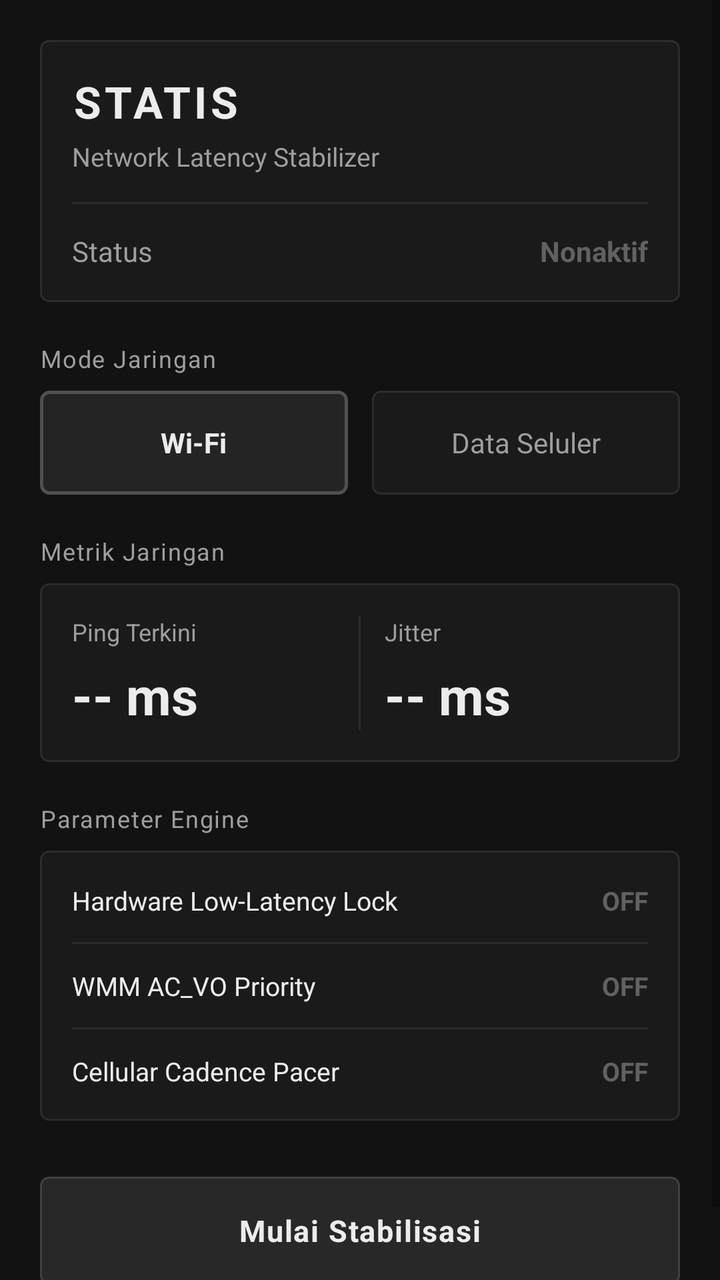
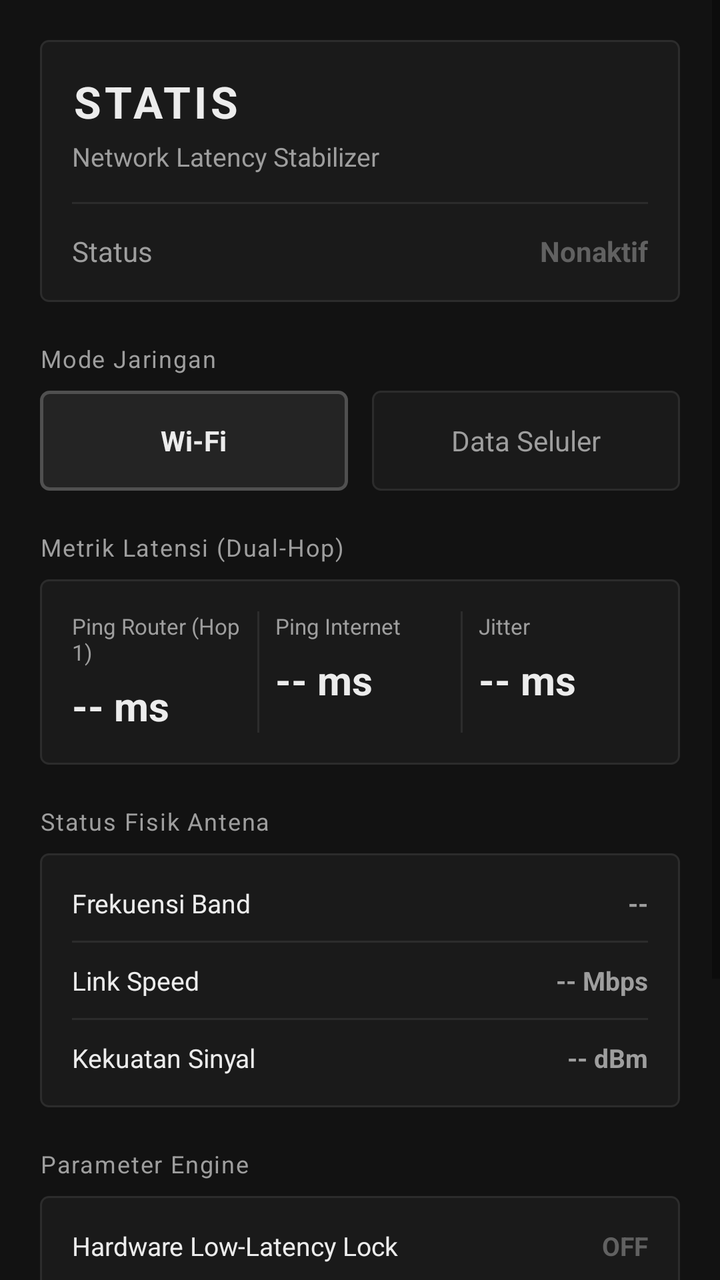

Compare the two renders of this Android layout. The source of the first and the diff that turns it into the second are given below.
<!-- AndroidManifest.xml: application theme Theme.Statis -->
<!-- res/layout/activity_main.xml -->
<?xml version="1.0" encoding="utf-8"?>
<ScrollView xmlns:android="http://schemas.android.com/apk/res/android"
    android:layout_width="match_parent"
    android:layout_height="match_parent"
    android:background="@color/bg_screen"
    android:fillViewport="true">

    <LinearLayout
        android:layout_width="match_parent"
        android:layout_height="wrap_content"
        android:orientation="vertical"
        android:padding="20dp">

        
        <LinearLayout
            android:layout_width="match_parent"
            android:layout_height="wrap_content"
            android:background="@drawable/bg_card"
            android:orientation="vertical"
            android:padding="16dp">

            <TextView
                android:id="@+id/tvAppTitle"
                android:layout_width="wrap_content"
                android:layout_height="wrap_content"
                android:text="@string/title_app"
                android:textColor="@color/text_high_contrast"
                android:textSize="22sp"
                android:textStyle="bold"
                android:letterSpacing="0.08" />

            <TextView
                android:id="@+id/tvAppSubtitle"
                android:layout_width="wrap_content"
                android:layout_height="wrap_content"
                android:layout_marginTop="4dp"
                android:text="@string/subtitle_app"
                android:textColor="@color/text_medium_contrast"
                android:textSize="13sp" />

            <View
                android:layout_width="match_parent"
                android:layout_height="1dp"
                android:layout_marginTop="14dp"
                android:layout_marginBottom="14dp"
                android:background="@color/card_border" />

            <LinearLayout
                android:layout_width="match_parent"
                android:layout_height="wrap_content"
                android:gravity="center_vertical"
                android:orientation="horizontal">

                <TextView
                    android:layout_width="0dp"
                    android:layout_height="wrap_content"
                    android:layout_weight="1"
                    android:text="@string/status_label"
                    android:textColor="@color/text_medium_contrast"
                    android:textSize="14sp" />

                <TextView
                    android:id="@+id/tvEngineStatus"
                    android:layout_width="wrap_content"
                    android:layout_height="wrap_content"
                    android:text="@string/status_inactive"
                    android:textColor="@color/text_dim"
                    android:textSize="14sp"
                    android:textStyle="bold" />
            </LinearLayout>
        </LinearLayout>

        
        <TextView
            android:layout_width="wrap_content"
            android:layout_height="wrap_content"
            android:layout_marginTop="20dp"
            android:layout_marginBottom="8dp"
            android:text="@string/section_mode"
            android:textColor="@color/text_medium_contrast"
            android:textSize="12sp"
            android:letterSpacing="0.05" />

        <LinearLayout
            android:layout_width="match_parent"
            android:layout_height="wrap_content"
            android:orientation="horizontal">

            <FrameLayout
                android:id="@+id/btnModeWifi"
                android:layout_width="0dp"
                android:layout_height="52dp"
                android:layout_marginEnd="6dp"
                android:layout_weight="1"
                android:background="@drawable/bg_card_selected"
                android:clickable="true"
                android:focusable="true">

                <TextView
                    android:id="@+id/tvModeWifi"
                    android:layout_width="wrap_content"
                    android:layout_height="wrap_content"
                    android:layout_gravity="center"
                    android:text="@string/mode_wifi"
                    android:textColor="@color/text_high_contrast"
                    android:textSize="14sp"
                    android:textStyle="bold" />
            </FrameLayout>

            <FrameLayout
                android:id="@+id/btnModeCellular"
                android:layout_width="0dp"
                android:layout_height="52dp"
                android:layout_marginStart="6dp"
                android:layout_weight="1"
                android:background="@drawable/bg_card"
                android:clickable="true"
                android:focusable="true">

                <TextView
                    android:id="@+id/tvModeCellular"
                    android:layout_width="wrap_content"
                    android:layout_height="wrap_content"
                    android:layout_gravity="center"
                    android:text="@string/mode_cellular"
                    android:textColor="@color/text_medium_contrast"
                    android:textSize="14sp" />
            </FrameLayout>
        </LinearLayout>

        
        <TextView
            android:layout_width="wrap_content"
            android:layout_height="wrap_content"
            android:layout_marginTop="20dp"
            android:layout_marginBottom="8dp"
            android:text="@string/section_metrics"
            android:textColor="@color/text_medium_contrast"
            android:textSize="12sp"
            android:letterSpacing="0.05" />

        <LinearLayout
            android:layout_width="match_parent"
            android:layout_height="wrap_content"
            android:background="@drawable/bg_card"
            android:orientation="horizontal"
            android:padding="16dp">

            <LinearLayout
                android:layout_width="0dp"
                android:layout_height="wrap_content"
                android:layout_weight="1"
                android:orientation="vertical">

                <TextView
                    android:layout_width="wrap_content"
                    android:layout_height="wrap_content"
                    android:text="@string/metric_ping_title"
                    android:textColor="@color/text_medium_contrast"
                    android:textSize="12sp" />

                <TextView
                    android:id="@+id/tvPingValue"
                    android:layout_width="wrap_content"
                    android:layout_height="wrap_content"
                    android:layout_marginTop="6dp"
                    android:text="@string/metric_ping_default"
                    android:textColor="@color/text_high_contrast"
                    android:textSize="26sp"
                    android:textStyle="bold" />
            </LinearLayout>

            <View
                android:layout_width="1dp"
                android:layout_height="match_parent"
                android:layout_marginStart="12dp"
                android:layout_marginEnd="12dp"
                android:background="@color/card_border" />

            <LinearLayout
                android:layout_width="0dp"
                android:layout_height="wrap_content"
                android:layout_weight="1"
                android:orientation="vertical">

                <TextView
                    android:layout_width="wrap_content"
                    android:layout_height="wrap_content"
                    android:text="@string/metric_jitter_title"
                    android:textColor="@color/text_medium_contrast"
                    android:textSize="12sp" />

                <TextView
                    android:id="@+id/tvJitterValue"
                    android:layout_width="wrap_content"
                    android:layout_height="wrap_content"
                    android:layout_marginTop="6dp"
                    android:text="@string/metric_jitter_default"
                    android:textColor="@color/text_high_contrast"
                    android:textSize="26sp"
                    android:textStyle="bold" />
            </LinearLayout>
        </LinearLayout>

        
        <TextView
            android:layout_width="wrap_content"
            android:layout_height="wrap_content"
            android:layout_marginTop="20dp"
            android:layout_marginBottom="8dp"
            android:text="@string/section_parameters"
            android:textColor="@color/text_medium_contrast"
            android:textSize="12sp"
            android:letterSpacing="0.05" />

        <LinearLayout
            android:layout_width="match_parent"
            android:layout_height="wrap_content"
            android:background="@drawable/bg_card"
            android:orientation="vertical"
            android:padding="16dp">

            
            <LinearLayout
                android:layout_width="match_parent"
                android:layout_height="wrap_content"
                android:orientation="horizontal">

                <TextView
                    android:layout_width="0dp"
                    android:layout_height="wrap_content"
                    android:layout_weight="1"
                    android:text="@string/param_hardware_lock"
                    android:textColor="@color/text_high_contrast"
                    android:textSize="13sp" />

                <TextView
                    android:id="@+id/tvParamHardwareLock"
                    android:layout_width="wrap_content"
                    android:layout_height="wrap_content"
                    android:text="@string/state_off"
                    android:textColor="@color/text_dim"
                    android:textSize="13sp"
                    android:textStyle="bold" />
            </LinearLayout>

            <View
                android:layout_width="match_parent"
                android:layout_height="1dp"
                android:layout_marginTop="12dp"
                android:layout_marginBottom="12dp"
                android:background="@color/card_border" />

            
            <LinearLayout
                android:layout_width="match_parent"
                android:layout_height="wrap_content"
                android:orientation="horizontal">

                <TextView
                    android:layout_width="0dp"
                    android:layout_height="wrap_content"
                    android:layout_weight="1"
                    android:text="@string/param_ac_vo"
                    android:textColor="@color/text_high_contrast"
                    android:textSize="13sp" />

                <TextView
                    android:id="@+id/tvParamAcVo"
                    android:layout_width="wrap_content"
                    android:layout_height="wrap_content"
                    android:text="@string/state_off"
                    android:textColor="@color/text_dim"
                    android:textSize="13sp"
                    android:textStyle="bold" />
            </LinearLayout>

            <View
                android:layout_width="match_parent"
                android:layout_height="1dp"
                android:layout_marginTop="12dp"
                android:layout_marginBottom="12dp"
                android:background="@color/card_border" />

            
            <LinearLayout
                android:layout_width="match_parent"
                android:layout_height="wrap_content"
                android:orientation="horizontal">

                <TextView
                    android:layout_width="0dp"
                    android:layout_height="wrap_content"
                    android:layout_weight="1"
                    android:text="@string/param_anti_drx"
                    android:textColor="@color/text_high_contrast"
                    android:textSize="13sp" />

                <TextView
                    android:id="@+id/tvParamAntiDrx"
                    android:layout_width="wrap_content"
                    android:layout_height="wrap_content"
                    android:text="@string/state_off"
                    android:textColor="@color/text_dim"
                    android:textSize="13sp"
                    android:textStyle="bold" />
            </LinearLayout>
        </LinearLayout>

        
        <FrameLayout
            android:id="@+id/btnToggleEngine"
            android:layout_width="match_parent"
            android:layout_height="54dp"
            android:layout_marginTop="28dp"
            android:layout_marginBottom="16dp"
            android:background="@drawable/bg_button"
            android:clickable="true"
            android:focusable="true">

            <TextView
                android:id="@+id/tvButtonAction"
                android:layout_width="wrap_content"
                android:layout_height="wrap_content"
                android:layout_gravity="center"
                android:text="@string/action_start"
                android:textColor="@color/text_high_contrast"
                android:textSize="15sp"
                android:textStyle="bold"
                android:letterSpacing="0.04" />
        </FrameLayout>

    </LinearLayout>
</ScrollView>
<!-- resources referenced by this layout -->
<resources>
  <color name="bg_screen">#121212</color>
  <color name="card_border">#2C2C2C</color>
  <color name="text_dim">#616161</color>
  <color name="text_high_contrast">#ECECEC</color>
  <color name="text_medium_contrast">#9E9E9E</color>
  <!-- drawable bg_button (drawable) -->
  <?xml version="1.0" encoding="utf-8"?>
  <shape xmlns:android="http://schemas.android.com/apk/res/android"
      android:shape="rectangle">
      <solid android:color="@color/btn_start_bg" />
      <stroke
          android:width="1dp"
          android:color="@color/btn_start_stroke" />
      <corners android:radius="4dp" />
  </shape>
  <!-- drawable bg_card (drawable) -->
  <?xml version="1.0" encoding="utf-8"?>
  <shape xmlns:android="http://schemas.android.com/apk/res/android"
      android:shape="rectangle">
      <solid android:color="@color/card_surface" />
      <stroke
          android:width="1dp"
          android:color="@color/card_border" />
      <corners android:radius="4dp" />
  </shape>
  <!-- drawable bg_card_selected (drawable) -->
  <?xml version="1.0" encoding="utf-8"?>
  <shape xmlns:android="http://schemas.android.com/apk/res/android"
      android:shape="rectangle">
      <solid android:color="#242424" />
      <stroke
          android:width="1.5dp"
          android:color="@color/card_border_selected" />
      <corners android:radius="4dp" />
  </shape>
  <string name="action_start">Mulai Stabilisasi</string>
  <string name="metric_jitter_default">-- ms</string>
  <string name="metric_jitter_title">Jitter</string>
  <string name="metric_ping_default">-- ms</string>
  <string name="metric_ping_title">Ping Terkini</string>
  <string name="mode_cellular">Data Seluler</string>
  <string name="mode_wifi">Wi-Fi</string>
  <string name="param_ac_vo">WMM AC_VO Priority</string>
  <string name="param_anti_drx">Cellular Cadence Pacer</string>
  <string name="param_hardware_lock">Hardware Low-Latency Lock</string>
  <string name="section_metrics">Metrik Jaringan</string>
  <string name="section_mode">Mode Jaringan</string>
  <string name="section_parameters">Parameter Engine</string>
  <string name="state_off">OFF</string>
  <string name="status_inactive">Nonaktif</string>
  <string name="status_label">Status</string>
  <string name="subtitle_app">Network Latency Stabilizer</string>
  <string name="title_app">STATIS</string>
  <style name="Theme.Statis" parent="Theme.MaterialComponents.DayNight.NoActionBar">
          
          <item name="colorPrimary">@color/card_surface</item>
          <item name="colorPrimaryVariant">@color/bg_screen</item>
          <item name="colorOnPrimary">@color/text_high_contrast</item>
  
          <item name="colorSecondary">@color/card_border_selected</item>
          <item name="colorSecondaryVariant">@color/card_border</item>
          <item name="colorOnSecondary">@color/text_high_contrast</item>
  
          
          <item name="android:statusBarColor">@color/bg_screen</item>
          <item name="android:navigationBarColor">@color/bg_screen</item>
          <item name="android:windowLightStatusBar">false</item>
          <item name="android:windowBackground">@color/bg_screen</item>
      </style>
  <color name="btn_start_bg">#282828</color>
  <color name="btn_start_stroke">#404040</color>
  <color name="card_surface">#1A1A1A</color>
  <color name="card_border_selected">#505050</color>
</resources>

<!-- the commit's change to res/layout/activity_main.xml (unified diff, before → after) -->
@@ -89,7 +89,7 @@
             <FrameLayout
                 android:id="@+id/btnModeWifi"
                 android:layout_width="0dp"
-                android:layout_height="52dp"
+                android:layout_height="50dp"
                 android:layout_marginEnd="6dp"
                 android:layout_weight="1"
                 android:background="@drawable/bg_card_selected"
@@ -110,7 +110,7 @@
             <FrameLayout
                 android:id="@+id/btnModeCellular"
                 android:layout_width="0dp"
-                android:layout_height="52dp"
+                android:layout_height="50dp"
                 android:layout_marginStart="6dp"
                 android:layout_weight="1"
                 android:background="@drawable/bg_card"
@@ -146,6 +146,7 @@
             android:orientation="horizontal"
             android:padding="16dp">
 
+            
             <LinearLayout
                 android:layout_width="0dp"
                 android:layout_height="wrap_content"
@@ -155,28 +156,29 @@
                 <TextView
                     android:layout_width="wrap_content"
                     android:layout_height="wrap_content"
-                    android:text="@string/metric_ping_title"
-                    android:textColor="@color/text_medium_contrast"
-                    android:textSize="12sp" />
-
-                <TextView
-                    android:id="@+id/tvPingValue"
+                    android:text="@string/metric_router_title"
+                    android:textColor="@color/text_medium_contrast"
+                    android:textSize="11sp" />
+
+                <TextView
+                    android:id="@+id/tvRouterPingValue"
                     android:layout_width="wrap_content"
                     android:layout_height="wrap_content"
                     android:layout_marginTop="6dp"
-                    android:text="@string/metric_ping_default"
-                    android:textColor="@color/text_high_contrast"
-                    android:textSize="26sp"
+                    android:text="@string/metric_default"
+                    android:textColor="@color/text_high_contrast"
+                    android:textSize="20sp"
                     android:textStyle="bold" />
             </LinearLayout>
 
             <View
                 android:layout_width="1dp"
                 android:layout_height="match_parent"
-                android:layout_marginStart="12dp"
-                android:layout_marginEnd="12dp"
-                android:background="@color/card_border" />
-
+                android:layout_marginStart="8dp"
+                android:layout_marginEnd="8dp"
+                android:background="@color/card_border" />
+
+            
             <LinearLayout
                 android:layout_width="0dp"
                 android:layout_height="wrap_content"
@@ -186,18 +188,152 @@
                 <TextView
                     android:layout_width="wrap_content"
                     android:layout_height="wrap_content"
+                    android:text="@string/metric_internet_title"
+                    android:textColor="@color/text_medium_contrast"
+                    android:textSize="11sp" />
+
+                <TextView
+                    android:id="@+id/tvInternetPingValue"
+                    android:layout_width="wrap_content"
+                    android:layout_height="wrap_content"
+                    android:layout_marginTop="6dp"
+                    android:text="@string/metric_default"
+                    android:textColor="@color/text_high_contrast"
+                    android:textSize="20sp"
+                    android:textStyle="bold" />
+            </LinearLayout>
+
+            <View
+                android:layout_width="1dp"
+                android:layout_height="match_parent"
+                android:layout_marginStart="8dp"
+                android:layout_marginEnd="8dp"
+                android:background="@color/card_border" />
+
+            
+            <LinearLayout
+                android:layout_width="0dp"
+                android:layout_height="wrap_content"
+                android:layout_weight="1"
+                android:orientation="vertical">
+
+                <TextView
+                    android:layout_width="wrap_content"
+                    android:layout_height="wrap_content"
                     android:text="@string/metric_jitter_title"
                     android:textColor="@color/text_medium_contrast"
-                    android:textSize="12sp" />
+                    android:textSize="11sp" />
 
                 <TextView
                     android:id="@+id/tvJitterValue"
                     android:layout_width="wrap_content"
                     android:layout_height="wrap_content"
                     android:layout_marginTop="6dp"
-                    android:text="@string/metric_jitter_default"
-                    android:textColor="@color/text_high_contrast"
-                    android:textSize="26sp"
+                    android:text="@string/metric_default"
+                    android:textColor="@color/text_high_contrast"
+                    android:textSize="20sp"
+                    android:textStyle="bold" />
+            </LinearLayout>
+        </LinearLayout>
+
+        
+        <TextView
+            android:layout_width="wrap_content"
+            android:layout_height="wrap_content"
+            android:layout_marginTop="20dp"
+            android:layout_marginBottom="8dp"
+            android:text="@string/section_radio"
+            android:textColor="@color/text_medium_contrast"
+            android:textSize="12sp"
+            android:letterSpacing="0.05" />
+
+        <LinearLayout
+            android:layout_width="match_parent"
+            android:layout_height="wrap_content"
+            android:background="@drawable/bg_card"
+            android:orientation="vertical"
+            android:padding="16dp">
+
+            <LinearLayout
+                android:layout_width="match_parent"
+                android:layout_height="wrap_content"
+                android:orientation="horizontal">
+
+                <TextView
+                    android:layout_width="0dp"
+                    android:layout_height="wrap_content"
+                    android:layout_weight="1"
+                    android:text="@string/param_band"
+                    android:textColor="@color/text_high_contrast"
+                    android:textSize="13sp" />
+
+                <TextView
+                    android:id="@+id/tvBandValue"
+                    android:layout_width="wrap_content"
+                    android:layout_height="wrap_content"
+                    android:text="--"
+                    android:textColor="@color/text_medium_contrast"
+                    android:textSize="13sp"
+                    android:textStyle="bold" />
+            </LinearLayout>
+
+            <View
+                android:layout_width="match_parent"
+                android:layout_height="1dp"
+                android:layout_marginTop="10dp"
+                android:layout_marginBottom="10dp"
+                android:background="@color/card_border" />
+
+            <LinearLayout
+                android:layout_width="match_parent"
+                android:layout_height="wrap_content"
+                android:orientation="horizontal">
+
+                <TextView
+                    android:layout_width="0dp"
+                    android:layout_height="wrap_content"
+                    android:layout_weight="1"
+                    android:text="@string/param_link_speed"
+                    android:textColor="@color/text_high_contrast"
+                    android:textSize="13sp" />
+
+                <TextView
+                    android:id="@+id/tvLinkSpeedValue"
+                    android:layout_width="wrap_content"
+                    android:layout_height="wrap_content"
+                    android:text="-- Mbps"
+                    android:textColor="@color/text_medium_contrast"
+                    android:textSize="13sp"
+                    android:textStyle="bold" />
+            </LinearLayout>
+
+            <View
+                android:layout_width="match_parent"
+                android:layout_height="1dp"
+                android:layout_marginTop="10dp"
+                android:layout_marginBottom="10dp"
+                android:background="@color/card_border" />
+
+            <LinearLayout
+                android:layout_width="match_parent"
+                android:layout_height="wrap_content"
+                android:orientation="horizontal">
+
+                <TextView
+                    android:layout_width="0dp"
+                    android:layout_height="wrap_content"
+                    android:layout_weight="1"
+                    android:text="@string/param_signal"
+                    android:textColor="@color/text_high_contrast"
+                    android:textSize="13sp" />
+
+                <TextView
+                    android:id="@+id/tvSignalValue"
+                    android:layout_width="wrap_content"
+                    android:layout_height="wrap_content"
+                    android:text="-- dBm"
+                    android:textColor="@color/text_medium_contrast"
+                    android:textSize="13sp"
                     android:textStyle="bold" />
             </LinearLayout>
         </LinearLayout>
@@ -247,8 +383,8 @@
             <View
                 android:layout_width="match_parent"
                 android:layout_height="1dp"
-                android:layout_marginTop="12dp"
-                android:layout_marginBottom="12dp"
+                android:layout_marginTop="10dp"
+                android:layout_marginBottom="10dp"
                 android:background="@color/card_border" />
 
             
@@ -278,26 +414,26 @@
             <View
                 android:layout_width="match_parent"
                 android:layout_height="1dp"
-                android:layout_marginTop="12dp"
-                android:layout_marginBottom="12dp"
-                android:background="@color/card_border" />
-
-            
-            <LinearLayout
-                android:layout_width="match_parent"
-                android:layout_height="wrap_content"
-                android:orientation="horizontal">
-
-                <TextView
-                    android:layout_width="0dp"
-                    android:layout_height="wrap_content"
-                    android:layout_weight="1"
-                    android:text="@string/param_anti_drx"
-                    android:textColor="@color/text_high_contrast"
-                    android:textSize="13sp" />
-
-                <TextView
-                    android:id="@+id/tvParamAntiDrx"
+                android:layout_marginTop="10dp"
+                android:layout_marginBottom="10dp"
+                android:background="@color/card_border" />
+
+            
+            <LinearLayout
+                android:layout_width="match_parent"
+                android:layout_height="wrap_content"
+                android:orientation="horizontal">
+
+                <TextView
+                    android:layout_width="0dp"
+                    android:layout_height="wrap_content"
+                    android:layout_weight="1"
+                    android:text="@string/param_phy_keeper"
+                    android:textColor="@color/text_high_contrast"
+                    android:textSize="13sp" />
+
+                <TextView
+                    android:id="@+id/tvParamPhyKeeper"
                     android:layout_width="wrap_content"
                     android:layout_height="wrap_content"
                     android:text="@string/state_off"
@@ -311,8 +447,8 @@
         <FrameLayout
             android:id="@+id/btnToggleEngine"
             android:layout_width="match_parent"
-            android:layout_height="54dp"
-            android:layout_marginTop="28dp"
+            android:layout_height="52dp"
+            android:layout_marginTop="24dp"
             android:layout_marginBottom="16dp"
             android:background="@drawable/bg_button"
             android:clickable="true"
<!-- resource entries referenced after the edit -->
@@ -36,18 +36,22 @@
       <corners android:radius="4dp" />
   </shape>
   <string name="action_start">Mulai Stabilisasi</string>
-  <string name="metric_jitter_default">-- ms</string>
+  <string name="metric_default">-- ms</string>
+  <string name="metric_internet_title">Ping Internet</string>
   <string name="metric_jitter_title">Jitter</string>
-  <string name="metric_ping_default">-- ms</string>
-  <string name="metric_ping_title">Ping Terkini</string>
+  <string name="metric_router_title">Ping Router (Hop 1)</string>
   <string name="mode_cellular">Data Seluler</string>
   <string name="mode_wifi">Wi-Fi</string>
   <string name="param_ac_vo">WMM AC_VO Priority</string>
-  <string name="param_anti_drx">Cellular Cadence Pacer</string>
+  <string name="param_band">Frekuensi Band</string>
   <string name="param_hardware_lock">Hardware Low-Latency Lock</string>
-  <string name="section_metrics">Metrik Jaringan</string>
+  <string name="param_link_speed">Link Speed</string>
+  <string name="param_phy_keeper">Active PHY Burst Keeper</string>
+  <string name="param_signal">Kekuatan Sinyal</string>
+  <string name="section_metrics">Metrik Latensi (Dual-Hop)</string>
   <string name="section_mode">Mode Jaringan</string>
   <string name="section_parameters">Parameter Engine</string>
+  <string name="section_radio">Status Fisik Antena</string>
   <string name="state_off">OFF</string>
   <string name="status_inactive">Nonaktif</string>
   <string name="status_label">Status</string>
